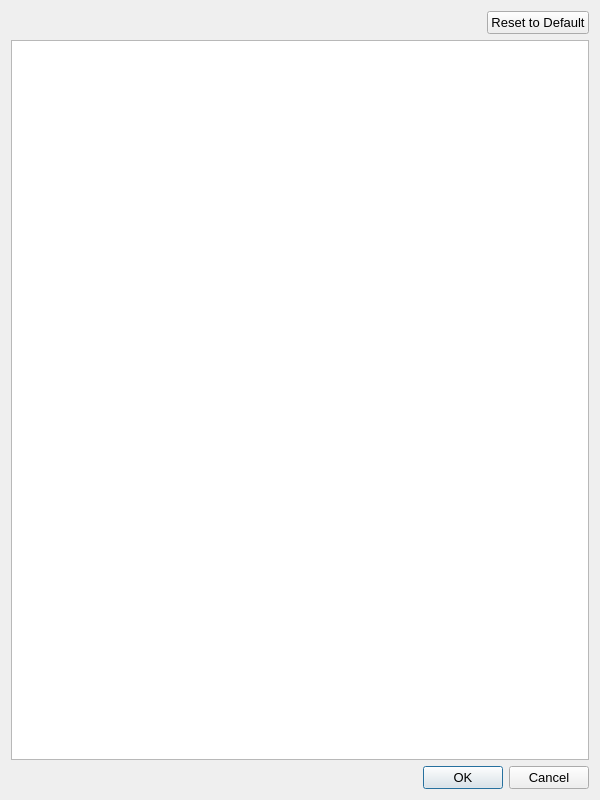
VivianDLi/CryoViT-UI, file qt_project/settingswindow.ui: the form before one commit.
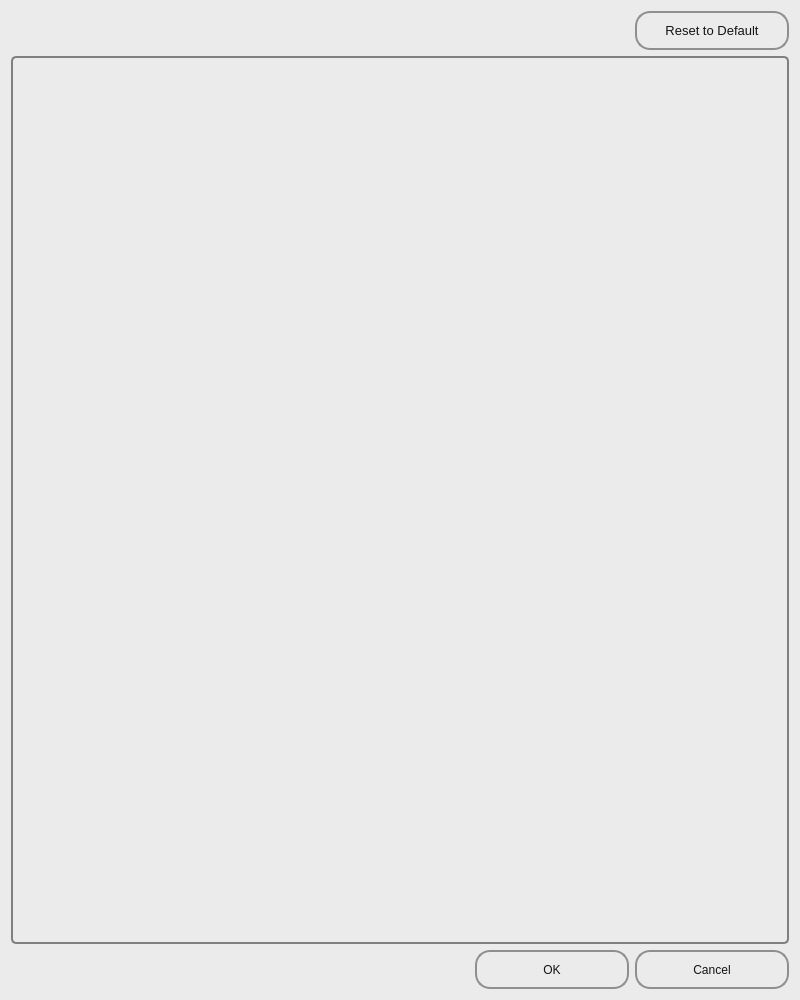
The form after the commit.

Diff of the .ui file:
```diff
--- a/qt_project/settingswindow.ui
+++ b/qt_project/settingswindow.ui
@@ -6,8 +6,8 @@
    <rect>
     <x>0</x>
     <y>0</y>
-    <width>600</width>
-    <height>800</height>
+    <width>800</width>
+    <height>1000</height>
    </rect>
   </property>
   <property name="font">
@@ -21,6 +21,10 @@
   <property name="layoutDirection">
    <enum>Qt::LayoutDirection::RightToLeft</enum>
   </property>
+  <property name="styleSheet">
+   <string notr="true">background-color: rgb(235, 235, 235);
+color: rgb(20, 20, 20);</string>
+  </property>
   <layout class="QVBoxLayout" name="verticalLayout">
    <item>
     <widget class="QPushButton" name="defaultButton">
@@ -30,6 +34,21 @@
        <verstretch>0</verstretch>
       </sizepolicy>
      </property>
+     <property name="styleSheet">
+      <string notr="true">QPushButton {
+	border: 2px solid #8f8f91;
+	border-radius: 15px;
+	min-width: 150px;
+	height: 35px;
+	background-color: qlineargradient(x1: 0, y1: 0, x2: 0, y2: 1,
+                                      stop: 0 #f6f7fa, stop: 1 #dadbde);
+	font: 600 10pt &quot;Segoe UI&quot;;
+}
+QPushButton:pressed {
+    background-color: qlineargradient(x1: 0, y1: 0, x2: 0, y2: 1,
+                                      stop: 0 #dadbde, stop: 1 #f6f7fa);
+}</string>
+     </property>
      <property name="text">
       <string>Reset to Default</string>
      </property>
@@ -40,6 +59,27 @@
      <property name="layoutDirection">
       <enum>Qt::LayoutDirection::LeftToRight</enum>
      </property>
+     <property name="styleSheet">
+      <string notr="true">QTreeView {
+	alternate-background-color: rgb(215, 215, 215);
+	border: 2px solid gray;
+	border-radius: 5px;
+}
+QTreeView::item {
+	height: 35px;
+	border: 1px solid gray;
+	font: 11pt &quot;Segoe UI&quot;;
+}</string>
+     </property>
+     <property name="alternatingRowColors">
+      <bool>true</bool>
+     </property>
+     <property name="selectionMode">
+      <enum>QAbstractItemView::SelectionMode::NoSelection</enum>
+     </property>
+     <property name="selectionBehavior">
+      <enum>QAbstractItemView::SelectionBehavior::SelectItems</enum>
+     </property>
     </widget>
    </item>
    <item>
@@ -47,6 +87,21 @@
      <property name="layoutDirection">
       <enum>Qt::LayoutDirection::LeftToRight</enum>
      </property>
+     <property name="styleSheet">
+      <string notr="true">QPushButton {
+	border: 2px solid #8f8f91;
+	border-radius: 15px;
+	min-width: 150px;
+	height: 35px;
+	background-color: qlineargradient(x1: 0, y1: 0, x2: 0, y2: 1,
+                                      stop: 0 #f6f7fa, stop: 1 #dadbde);
+	font: 600 12pt &quot;Segoe UI&quot;;
+}
+QPushButton:pressed {
+    background-color: qlineargradient(x1: 0, y1: 0, x2: 0, y2: 1,
+                                      stop: 0 #dadbde, stop: 1 #f6f7fa);
+}</string>
+     </property>
      <property name="orientation">
       <enum>Qt::Orientation::Horizontal</enum>
      </property>
```
